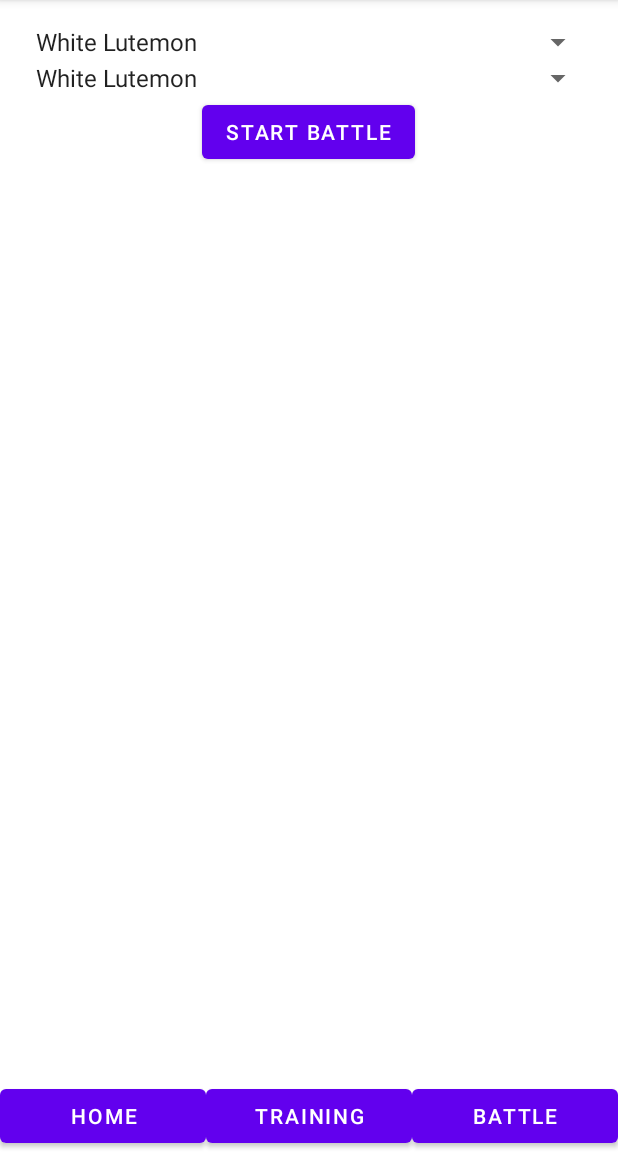
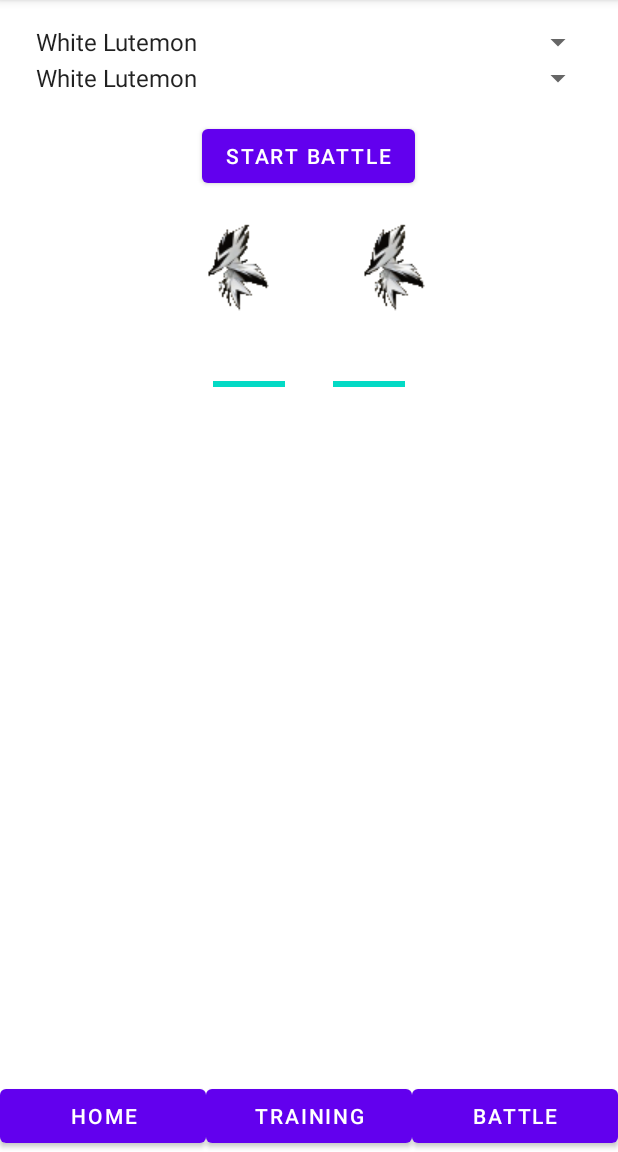
Before and after one commit to joonanykanen/lutemon-game-mobile, an Android app: the screen it shows after launch (MainActivity), after a tap on "BATTLE", on a phone screen of 412 x 824 dp, the part 84-1236 px from its top. Run offline under Robolectric (Android 15) with nearby library versions, the phone set to English and light mode, and no system bars.

Commit message:
feat: Added simple fight scene & health bars for the fighters

```diff
--- a/app/src/main/java/com/example/lutemon_game_mobile/BattleFragment.java
+++ b/app/src/main/java/com/example/lutemon_game_mobile/BattleFragment.java
@@ -4,12 +4,16 @@ import android.os.Bundle;
 import androidx.annotation.NonNull;
 import androidx.annotation.Nullable;
 import androidx.fragment.app.Fragment;
+
+import android.os.Handler;
 import android.view.LayoutInflater;
 import android.view.View;
 import android.view.ViewGroup;
 import android.widget.AdapterView;
 import android.widget.ArrayAdapter;
 import android.widget.Button;
+import android.widget.ImageView;
+import android.widget.ProgressBar;
 import android.widget.Spinner;
 import android.widget.TextView;
 
@@ -19,11 +23,15 @@ public class BattleFragment extends Fragment {
 
     private Spinner lutemonSpinnerA;
     private Spinner lutemonSpinnerB;
-    private TextView battleLogTextView;
+    private ImageView lutemonIconA;
+    private ImageView lutemonIconB;
+    private ProgressBar lutemonHealthA;
+    private ProgressBar lutemonHealthB;
     private Button startBattleButton;
     private Storage storage;
     private Lutemon selectedLutemonA;
     private Lutemon selectedLutemonB;
+    private TextView battleLogMessage;
 
     @Nullable
     @Override
@@ -32,8 +40,12 @@ public class BattleFragment extends Fragment {
 
         lutemonSpinnerA = rootView.findViewById(R.id.lutemonSpinnerA);
         lutemonSpinnerB = rootView.findViewById(R.id.lutemonSpinnerB);
-        battleLogTextView = rootView.findViewById(R.id.battleLogTextView);
+        lutemonIconA = rootView.findViewById(R.id.lutemonIconA);
+        lutemonIconB = rootView.findViewById(R.id.lutemonIconB);
+        lutemonHealthA = rootView.findViewById(R.id.lutemonHealthA);
+        lutemonHealthB = rootView.findViewById(R.id.lutemonHealthB);
         startBattleButton = rootView.findViewById(R.id.startBattleButton);
+        battleLogMessage = rootView.findViewById(R.id.battleLogMessage);
 
         storage = Storage.getInstance();
 
@@ -47,6 +59,9 @@ public class BattleFragment extends Fragment {
             @Override
             public void onItemSelected(AdapterView<?> parent, View view, int position, long id) {
                 selectedLutemonA = (Lutemon) parent.getItemAtPosition(position);
+                lutemonIconA.setImageResource(selectedLutemonA.getImageResource());
+                lutemonHealthA.setMax(selectedLutemonA.getMaxHealth());
+                lutemonHealthA.setProgress(selectedLutemonA.getHealth());
             }
 
             @Override
@@ -58,6 +73,9 @@ public class BattleFragment extends Fragment {
             @Override
             public void onItemSelected(AdapterView<?> parent, View view, int position, long id) {
                 selectedLutemonB = (Lutemon) parent.getItemAtPosition(position);
+                lutemonIconB.setImageResource(selectedLutemonB.getImageResource());
+                lutemonHealthB.setMax(selectedLutemonB.getMaxHealth());
+                lutemonHealthB.setProgress(selectedLutemonB.getHealth());
             }
 
             @Override
@@ -71,39 +89,7 @@ public class BattleFragment extends Fragment {
                 // ... (previous checks)
 
                 if (selectedLutemonA != null && selectedLutemonB != null && selectedLutemonA != selectedLutemonB) {
-                    StringBuilder battleLog = new StringBuilder();
-
-                    // Perform the Battle
-                    while (selectedLutemonA.isAlive() && selectedLutemonB.isAlive()) {
-                        int damageDealt = selectedLutemonA.attack() - selectedLutemonB.getDefense();
-
-                        if (damageDealt > 0) {
-                            selectedLutemonB.takeDamage(damageDealt);
-                            battleLog.append(selectedLutemonA.getName()).append(" dealt ").append(damageDealt).append(" damage to ").append(selectedLutemonB.getName()).append(".\n");
-                        } else if (damageDealt == 0) {
-                            battleLog.append(selectedLutemonA.getName()).append(" missed their attack on ").append(selectedLutemonB.getName()).append(".\n");
-                        } else {
-                            battleLog.append(selectedLutemonB.getName()).append(" evaded the attack from ").append(selectedLutemonA.getName()).append(".\n");
-                        }
-
-                        if (!selectedLutemonB.isAlive()) {
-                            battleLog.append(selectedLutemonB.getName()).append(" was defeated.\n");
-                            selectedLutemonA.addExperience(1);
-                            selectedLutemonA.incrementBattlesWon(); // Update battle statistics
-                            selectedLutemonB.incrementBattlesLost(); // Update battle statistics
-                            selectedLutemonA.heal(); // Heal the winning Lutemon
-                            selectedLutemonB.heal(); // Heal the defeated Lutemon
-                            selectedLutemonB.applyStatPenalty(); // Apply stat penalty to the defeated Lutemon
-                            break;
-                        }
-
-                        // Swap Lutemons
-                        Lutemon temp = selectedLutemonA;
-                        selectedLutemonA = selectedLutemonB;
-                        selectedLutemonB = temp;
-                    }
-
-                    battleLogTextView.setText(battleLog.toString());
+                    animateBattle();
                 }
             }
         });
@@ -129,4 +115,62 @@ public class BattleFragment extends Fragment {
         lutemonSpinnerB.setAdapter(lutemonArrayAdapter);
     }
 
+    private void animateBattle() {
+        // Add your animation logic here. You can use ObjectAnimator, ValueAnimator, or custom animations.
+        // Update the health progress bars according to the Lutemon's health.
+
+        final Handler handler = new Handler();
+        final Runnable battleSequence = new Runnable() {
+            @Override
+            public void run() {
+                // Perform the Battle
+                if (selectedLutemonA.isAlive() && selectedLutemonB.isAlive()) {
+                    int damageDealt = selectedLutemonA.attack() - selectedLutemonB.getDefense();
+
+                    if (damageDealt > 0) {
+                        selectedLutemonB.takeDamage(damageDealt);
+                        lutemonHealthB.setProgress(selectedLutemonB.getHealth());
+                        battleLogMessage.setText(selectedLutemonA.getName() + " dealt " + damageDealt + " damage to " + selectedLutemonB.getName() + ".");
+                    } else if (damageDealt == 0) {
+                        battleLogMessage.setText(selectedLutemonA.getName() + " missed their attack on " + selectedLutemonB.getName() + ".");
+                    } else {
+                        battleLogMessage.setText(selectedLutemonB.getName() + " evaded the attack from " + selectedLutemonA.getName() + ".");
+                    }
+
+                    if (!selectedLutemonB.isAlive()) {
+                        handleBattleEnd();
+                    } else {
+                        // Swap Lutemons
+                        Lutemon temp = selectedLutemonA;
+                        selectedLutemonA = selectedLutemonB;
+                        selectedLutemonB = temp;
+
+                        // Swap health bars
+                        ProgressBar tempHealth = lutemonHealthA;
+                        lutemonHealthA = lutemonHealthB;
+                        lutemonHealthB = tempHealth;
+
+                        // Continue the battle sequence
+                        handler.postDelayed(this, 1000);
+                    }
+                }
+            }
+        };
+
+        // Start the battle sequence
+        handler.postDelayed(battleSequence, 1000);
+    }
+
+    private void handleBattleEnd() {
+        battleLogMessage.setText(selectedLutemonB.getName() + " was defeated.");
+        selectedLutemonA.addExperience(1);
+        selectedLutemonA.incrementBattlesWon(); // Update battle statistics
+        selectedLutemonB.incrementBattlesLost(); // Update battle statistics
+        selectedLutemonA.heal(); // Heal the winning Lutemon
+        selectedLutemonB.heal(); // Heal the defeated Lutemon
+        selectedLutemonB.applyStatPenalty(); // Apply stat penalty to the defeated Lutemon
+        lutemonHealthA.setProgress(selectedLutemonA.getHealth()); // Update health bar
+        lutemonHealthB.setProgress(selectedLutemonB.getHealth()); // Update health bar
+    }
+
 }
--- a/app/src/main/res/layout/fragment_battle.xml
+++ b/app/src/main/res/layout/fragment_battle.xml
@@ -23,16 +23,58 @@
         android:layout_width="wrap_content"
         android:layout_height="wrap_content"
         android:layout_gravity="center_horizontal"
+        android:layout_marginTop="16dp"
         android:text="Start Battle" />
 
+    <LinearLayout
+        android:layout_width="match_parent"
+        android:layout_height="wrap_content"
+        android:orientation="horizontal"
+        android:gravity="center_horizontal">
+
+        <ImageView
+            android:id="@+id/lutemonIconA"
+            android:layout_width="wrap_content"
+            android:layout_height="wrap_content"
+            android:layout_margin="16dp" />
+
+        <ImageView
+            android:id="@+id/lutemonIconB"
+            android:layout_width="wrap_content"
+            android:layout_height="wrap_content"
+            android:layout_margin="16dp" />
+    </LinearLayout>
+
+    <LinearLayout
+        android:layout_width="match_parent"
+        android:layout_height="wrap_content"
+        android:orientation="horizontal"
+        android:gravity="center_horizontal">
+
+        <ProgressBar
+            android:id="@+id/lutemonHealthA"
+            style="?android:attr/progressBarStyleHorizontal"
+            android:layout_width="wrap_content"
+            android:layout_height="wrap_content"
+            android:layout_margin="16dp"
+            android:max="100"
+            android:progress="100" />
+
+        <ProgressBar
+            android:id="@+id/lutemonHealthB"
+            style="?android:attr/progressBarStyleHorizontal"
+            android:layout_width="wrap_content"
+            android:layout_height="wrap_content"
+            android:layout_margin="16dp"
+            android:max="100"
+            android:progress="100" />
+    </LinearLayout>
+
     <TextView
-        android:id="@+id/battleLogTextView"
+        android:id="@+id/battleLogMessage"
         android:layout_width="match_parent"
-        android:layout_height="0dp"
-        android:layout_weight="1"
-        android:background="@drawable/battle_log_background"
-        android:padding="8dp"
-        android:scrollbars="vertical"
-        android:textSize="16sp" />
+        android:layout_height="wrap_content"
+        android:layout_marginTop="16dp"
+        android:textSize="18sp" />
 
 </LinearLayout>
```
